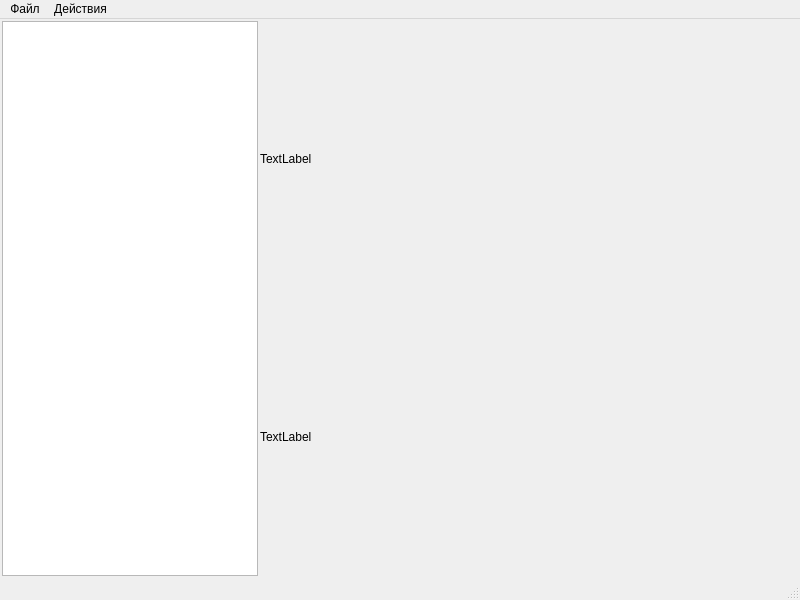
Calculateit/PlantWiki, file mainwindow.ui: the form before one commit.
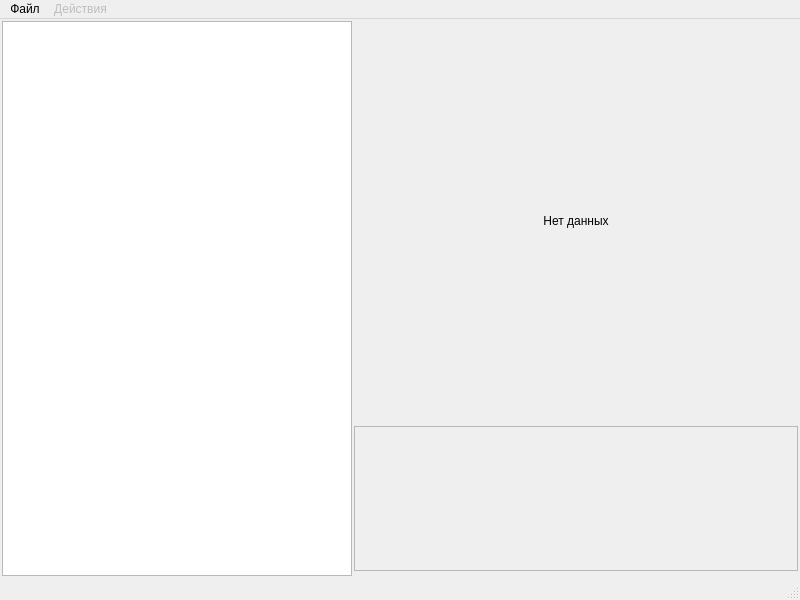
The form after the commit.

What changed in the file:
```diff
--- a/mainwindow.ui
+++ b/mainwindow.ui
@@ -52,7 +52,7 @@
       </property>
       <property name="minimumSize">
        <size>
-        <width>50</width>
+        <width>350</width>
         <height>0</height>
        </size>
       </property>
@@ -85,28 +85,67 @@
     <item>
      <layout class="QVBoxLayout" name="verticalLayout">
       <property name="spacing">
-       <number>1</number>
+       <number>5</number>
       </property>
       <property name="sizeConstraint">
-       <enum>QLayout::SetMaximumSize</enum>
+       <enum>QLayout::SetDefaultConstraint</enum>
+      </property>
+      <property name="bottomMargin">
+       <number>5</number>
       </property>
       <item>
        <widget class="QLabel" name="imageLabel">
         <property name="sizePolicy">
-         <sizepolicy hsizetype="Preferred" vsizetype="MinimumExpanding">
+         <sizepolicy hsizetype="Maximum" vsizetype="Maximum">
           <horstretch>0</horstretch>
           <verstretch>0</verstretch>
          </sizepolicy>
         </property>
+        <property name="minimumSize">
+         <size>
+          <width>300</width>
+          <height>400</height>
+         </size>
+        </property>
+        <property name="maximumSize">
+         <size>
+          <width>1000</width>
+          <height>1000</height>
+         </size>
+        </property>
+        <property name="baseSize">
+         <size>
+          <width>0</width>
+          <height>500</height>
+         </size>
+        </property>
+        <property name="contextMenuPolicy">
+         <enum>Qt::NoContextMenu</enum>
+        </property>
         <property name="text">
-         <string>TextLabel</string>
+         <string>Нет данных</string>
         </property>
         <property name="textFormat">
-         <enum>Qt::RichText</enum>
+         <enum>Qt::AutoText</enum>
+        </property>
+        <property name="scaledContents">
+         <bool>false</bool>
+        </property>
+        <property name="alignment">
+         <set>Qt::AlignCenter</set>
         </property>
         <property name="wordWrap">
          <bool>true</bool>
         </property>
+        <property name="margin">
+         <number>0</number>
+        </property>
+        <property name="indent">
+         <number>0</number>
+        </property>
+        <property name="textInteractionFlags">
+         <set>Qt::NoTextInteraction</set>
+        </property>
        </widget>
       </item>
       <item>
@@ -117,15 +156,36 @@
           <verstretch>0</verstretch>
          </sizepolicy>
         </property>
+        <property name="contextMenuPolicy">
+         <enum>Qt::NoContextMenu</enum>
+        </property>
+        <property name="frameShape">
+         <enum>QFrame::StyledPanel</enum>
+        </property>
+        <property name="frameShadow">
+         <enum>QFrame::Sunken</enum>
+        </property>
         <property name="text">
-         <string>TextLabel</string>
+         <string/>
         </property>
         <property name="textFormat">
          <enum>Qt::RichText</enum>
         </property>
+        <property name="alignment">
+         <set>Qt::AlignJustify|Qt::AlignTop</set>
+        </property>
         <property name="wordWrap">
          <bool>true</bool>
         </property>
+        <property name="margin">
+         <number>0</number>
+        </property>
+        <property name="indent">
+         <number>0</number>
+        </property>
+        <property name="textInteractionFlags">
+         <set>Qt::NoTextInteraction</set>
+        </property>
        </widget>
       </item>
      </layout>
@@ -141,14 +201,17 @@
      <height>24</height>
     </rect>
    </property>
-   <widget class="QMenu" name="menu">
+   <widget class="QMenu" name="fileMenu">
     <property name="title">
      <string>Файл</string>
     </property>
     <addaction name="openFile"/>
     <addaction name="writeFile"/>
    </widget>
-   <widget class="QMenu" name="menu_2">
+   <widget class="QMenu" name="actionsMenu">
+    <property name="enabled">
+     <bool>false</bool>
+    </property>
     <property name="title">
      <string>Действия</string>
     </property>
@@ -160,8 +223,8 @@
     <addaction name="separator"/>
     <addaction name="addChild"/>
    </widget>
-   <addaction name="menu"/>
-   <addaction name="menu_2"/>
+   <addaction name="fileMenu"/>
+   <addaction name="actionsMenu"/>
   </widget>
   <widget class="QStatusBar" name="statusbar"/>
   <action name="openFile">
```
Left out of the diff: 53 changed lines with no effect on the pictures.
